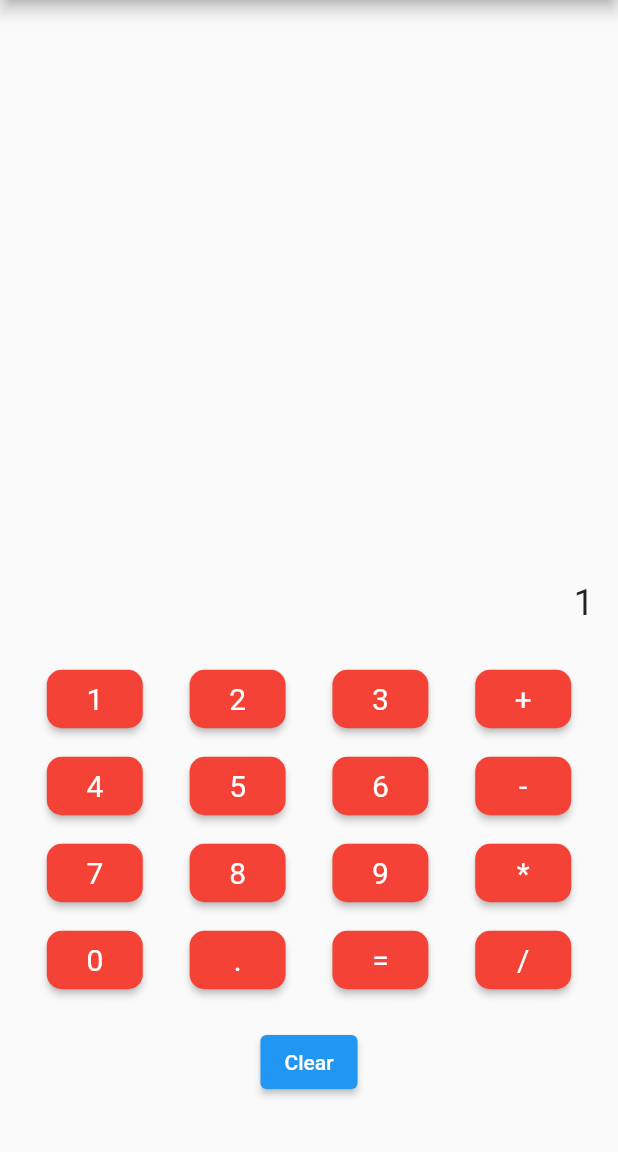
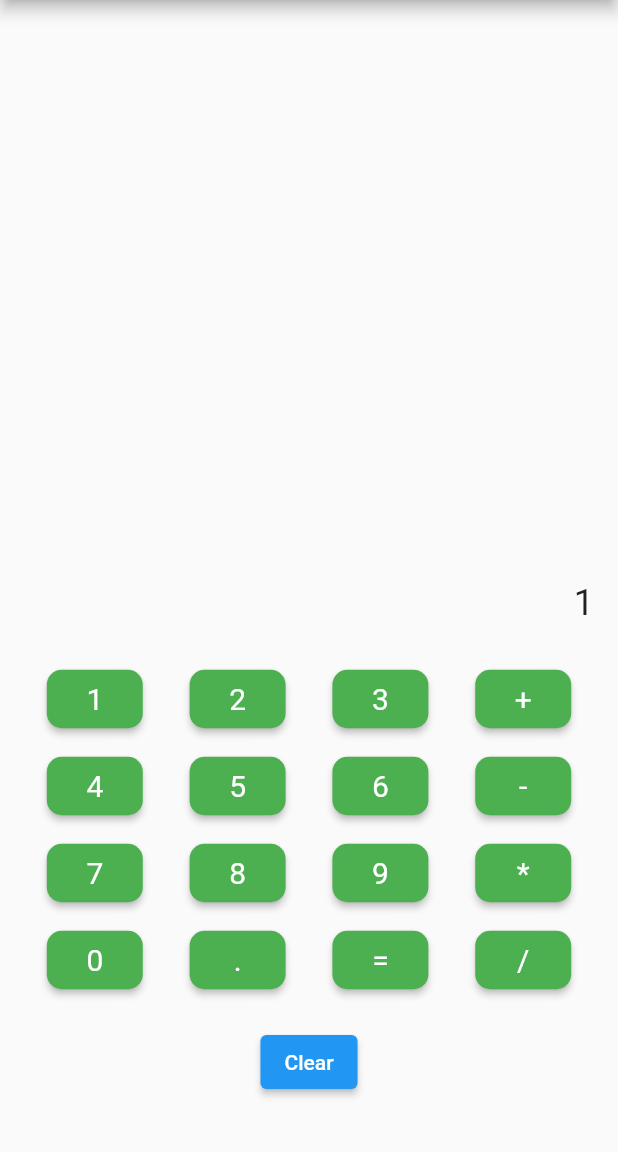
Before and after one commit to MikiOne/calculator_app, a Flutter app: the screen it shows after launch, after a tap on an icon or button, on a phone screen of 412 x 824 dp, the part 84-1236 px from its top. Run offline on Flutter 3.47's test engine with Material 2 defaults, Android fonts, the phone set to English and light mode, and no system bars.

Commit message:
ElevatedButton 优化style

```diff
--- a/lib/main.dart
+++ b/lib/main.dart
@@ -1,7 +1,7 @@
 import 'package:flutter/material.dart';
 
 void main() {
-  runApp(CalculatorApp());
+  runApp(const CalculatorApp());
 }
 
 class CalculatorApp extends StatelessWidget {
@@ -129,16 +129,16 @@ class _CalculatorScreenState extends State<CalculatorScreen> {
   @override
   Widget build(BuildContext context) {
     return Scaffold(
-      appBar: AppBar(title: Text('Calculator')),
+      appBar: AppBar(title: const Text('Calculator')),
       body: Column(
         children: <Widget>[
           Expanded(
             child: Container(
-              padding: EdgeInsets.all(16),
+              padding: const EdgeInsets.all(16),
               alignment: Alignment.bottomRight,
               child: Text(
                 _displayText,
-                style: TextStyle(fontSize: 24),
+                style: const TextStyle(fontSize: 24),
               ),
             ),
           ),
@@ -207,13 +207,13 @@ class CalculatorButton extends StatelessWidget {
   Widget build(BuildContext context) {
     return ElevatedButton(
       style: ElevatedButton.styleFrom(
-        primary: Colors.red,
+        // 设置按钮上文本的颜色
+        foregroundColor: Colors.white,
         // 设置按钮的背景颜色
-        onPrimary: Colors.white,
-        // 设置按钮上文本的颜色
-        textStyle: TextStyle(fontSize: 16),
+        backgroundColor: Colors.green,
+        textStyle: const TextStyle(fontSize: 16),
         // 设置按钮上文本的样式
-        padding: EdgeInsets.symmetric(horizontal: 16, vertical: 8),
+        padding: const EdgeInsets.symmetric(horizontal: 16, vertical: 8),
         // 设置按钮内边距
         shape: RoundedRectangleBorder(borderRadius: BorderRadius.circular(10)),
         // 设置按钮的形状
```
